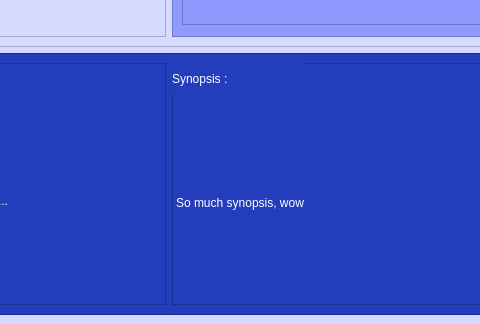
This is pageonetvserie.ui in Sovhan/8INF957_ProjetSAVR as Qt 5 draws it before an edit; both pictures show x 232 to 712 and y 226 to 550 of the 800 by 550 pixel window. The edited form follows.
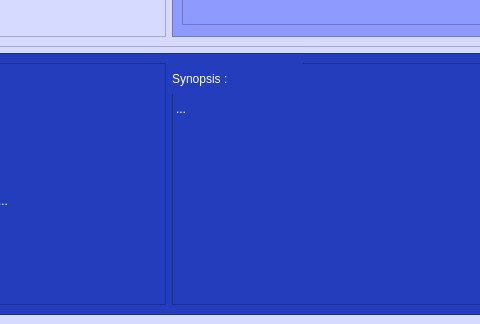
This is the edited form.

Commit message: Correction of the alignment of the synopsis texte

```diff
--- a/pageonetvserie.ui
+++ b/pageonetvserie.ui
@@ -263,7 +263,10 @@
            </rect>
           </property>
           <property name="text">
-           <string>So much synopsis, wow</string>
+           <string>...</string>
+          </property>
+          <property name="alignment">
+           <set>Qt::AlignLeading|Qt::AlignLeft|Qt::AlignTop</set>
           </property>
          </widget>
         </widget>
```
The commit also changes 1 other file.
